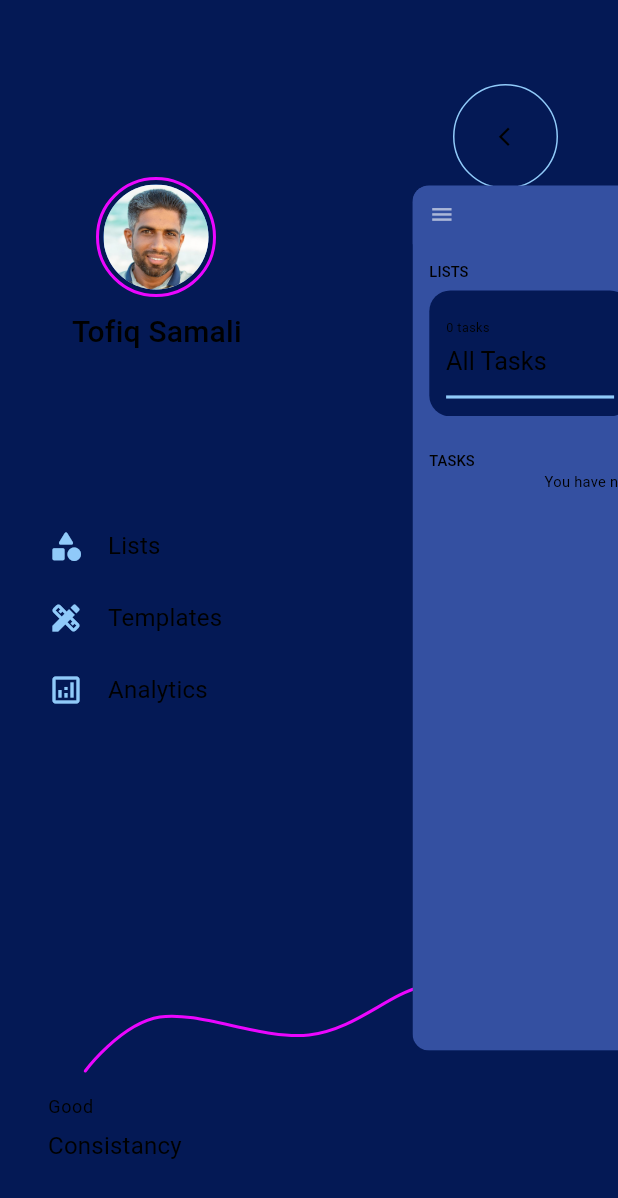
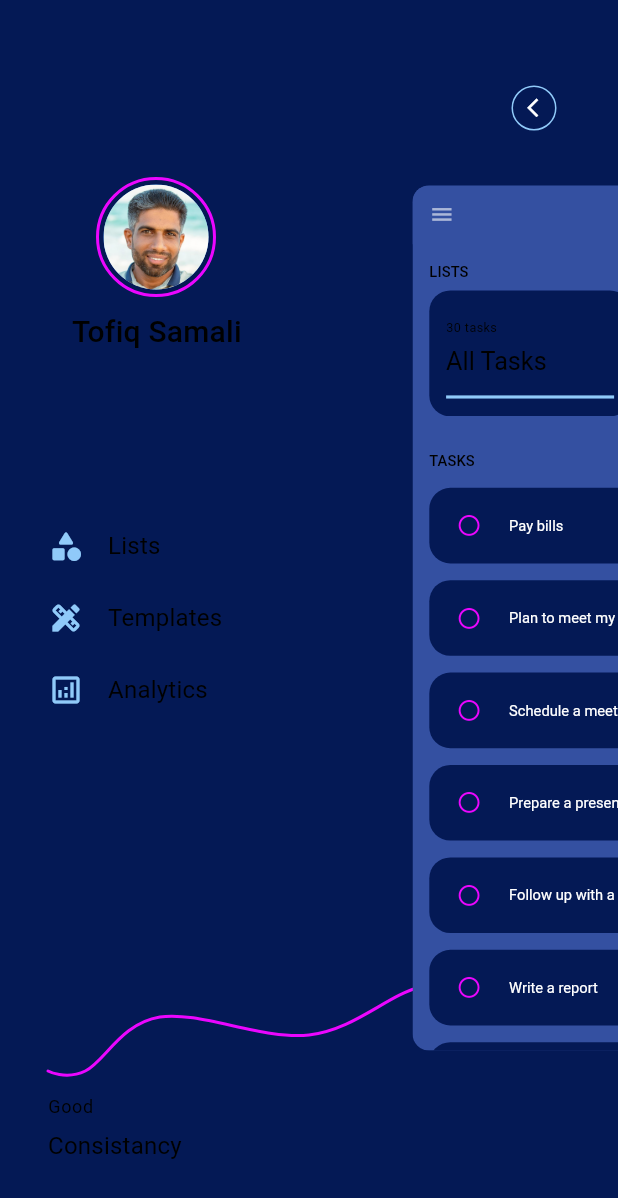
Before and after one commit to tofiqsp/flutter-todo-app, a Flutter app: the screen it shows after launch, after a tap on the "menu" icon, on a phone screen of 412 x 824 dp. Shown: the top 1198 px of the screen. Run offline on Flutter 3.47's test engine with Material 2 defaults, Android fonts, the phone set to English and light mode, and no system bars; drawn by our look-alikes of fl_chart, flutter_slidable, flutter_zoom_drawer; our stand-ins replace flutter_secure_storage, freezed_annotation, get, google_fonts, sqflite; accounts and stored records are empty.

Commit message:
animate chart and some changes

```diff
--- a/lib/controllers/todo_controller.dart
+++ b/lib/controllers/todo_controller.dart
@@ -7,6 +7,8 @@ class TodoController extends GetxController {
   var numberOfAllTasks = 0.obs;
   var numberOfAllDoneTasks = 0.obs;
   var isLoading = false.obs;
+  final ZoomDrawerController z = ZoomDrawerController();
+  var isData = false.obs;
 
   @override
   void onInit() async {
@@ -17,6 +19,16 @@ class TodoController extends GetxController {
     todos.assignAll(tds);
     filteredTodos.assignAll(tds);
     assignNumberOfTasksToCategories();
+    z.stateNotifier!.addListener(
+      () {
+        if (z.stateNotifier!.value == DrawerState.open ||
+            z.stateNotifier!.value == DrawerState.closing) {
+          isData.value = true;
+        } else {
+          isData.value = false;
+        }
+      },
+    );
     super.onInit();
   }
 
@@ -68,8 +80,10 @@ class TodoController extends GetxController {
     todos.insert(0, todo);
     filteredTodos.insert(0, todo);
     numberOfAllTasks.value += 1;
-    categories[i] =
-        categories[i].copyWith(numberOfTasks: categories[i].numberOfTasks! + 1);
+    if (i > -1) {
+      categories[i] = categories[i]
+          .copyWith(numberOfTasks: categories[i].numberOfTasks! + 1);
+    }
   }
 
   Future<void> insertRandomTodo() async {
@@ -120,8 +134,168 @@ class TodoController extends GetxController {
       ),
     ];
     for (var cat in cats) {
-      insertCategory(cat);
+      await insertCategory(cat);
     }
+  }
+
+  Future<void> insertDefaultTodos() async {
+    var cats = await getCategories();
+    List<Todo> todos = [
+      Todo(
+        isDone: false,
+        title: 'Pay bills',
+        category: cats[0],
+      ),
+      Todo(
+        isDone: false,
+        title: 'Call family member',
+        category: cats[0],
+      ),
+      Todo(
+        isDone: false,
+        title: 'Organize closet',
+        category: cats[0],
+      ),
+      Todo(
+        isDone: false,
+        title: 'Plan vacation',
+        category: cats[0],
+      ),
+      Todo(
+        isDone: false,
+        title: 'Get a haircut',
+        category: cats[0],
+      ),
+      Todo(
+        isDone: false,
+        title: 'Read a book',
+        category: cats[0],
+      ),
+      Todo(
+        isDone: false,
+        title: 'Go grocery shopping',
+        category: cats[0],
+      ),
+      Todo(
+        isDone: false,
+        title: 'Take the dog for a walk',
+        category: cats[0],
+      ),
+      Todo(
+        isDone: false,
+        title: 'Watch a movie',
+        category: cats[0],
+      ),
+      Todo(
+        isDone: false,
+        title: 'Plan to meet my darling',
+        category: cats[0],
+      ),
+      Todo(
+        isDone: false,
+        title: 'Schedule a meeting',
+        category: cats[1],
+      ),
+      Todo(
+        isDone: false,
+        title: 'Prepare a presentation',
+        category: cats[1],
+      ),
+      Todo(
+        isDone: false,
+        title: 'Follow up with a client',
+        category: cats[1],
+      ),
+      Todo(
+        isDone: false,
+        title: 'Write a report',
+        category: cats[1],
+      ),
+      Todo(
+        isDone: false,
+        title: 'Research a new market',
+        category: cats[1],
+      ),
+      Todo(
+        isDone: false,
+        title: 'Attend a networking event',
+        category: cats[1],
+      ),
+      Todo(
+        isDone: false,
+        title: 'Update social media profiles',
+        category: cats[1],
+      ),
+      Todo(
+        isDone: false,
+        title: 'Plan a team building event',
+        category: cats[1],
+      ),
+      Todo(
+        isDone: false,
+        title: 'Review financials',
+        category: cats[1],
+      ),
+      Todo(
+        isDone: false,
+        title: 'Schedule a performance review',
+        category: cats[1],
+      ),
+      Todo(
+        isDone: false,
+        title: 'Go for a run',
+        category: cats[2],
+      ),
+      Todo(
+        isDone: false,
+        title: 'Do a yoga class',
+        category: cats[2],
+      ),
+      Todo(
+        isDone: false,
+        title: 'Lift weights',
+        category: cats[2],
+      ),
+      Todo(
+        isDone: false,
+        title: 'Go for a swim',
+        category: cats[2],
+      ),
+      Todo(
+        isDone: false,
+        title: 'Take a cycling class',
+        category: cats[2],
+      ),
+      Todo(
+        isDone: false,
+        title: 'Hike a trail',
+        category: cats[2],
+      ),
+      Todo(
+        isDone: false,
+        title: 'Do a bodyweight workout',
+        category: cats[2],
+      ),
+      Todo(
+        isDone: false,
+        title: 'Attend a dance class',
+        category: cats[2],
+      ),
+      Todo(
+        isDone: false,
+        title: 'Play a sport',
+        category: cats[2],
+      ),
+      Todo(
+        isDone: false,
+        title: 'Take a martial arts class',
+        category: cats[2],
+      ),
+    ];
+    for (var todo in todos) {
+      await insertTodo(todo);
+    }
+    assignNumberOfTasksToCategories();
   }
 
   Future<void> deleteCategory(Category category) async {
--- a/lib/main.dart
+++ b/lib/main.dart
@@ -1,3 +1,4 @@
+import 'package:flutter/services.dart';
 import 'package:todo/todo.dart';
 
 // ignore: prefer_typing_uninitialized_variables
@@ -5,6 +6,7 @@ late Database database;
 
 void main() async {
   WidgetsFlutterBinding.ensureInitialized();
+
   database = await openDatabase(
     join(await getDatabasesPath(), 'todo_database.db'),
     onCreate: (db, version) async {
@@ -26,12 +28,11 @@ void main() async {
   // debugPrint('${a.runtimeType}');
   if (a == 'false' || a == null) {
     await TodoController().insertDefaultCategories();
+    await TodoController().insertDefaultTodos();
     await storageController.write('isCategoriesCreated', 'true');
   }
   runApp(const MyApp());
 }
-
-final ZoomDrawerController z = ZoomDrawerController();
 
 class MyApp extends StatelessWidget {
   const MyApp({Key? key}) : super(key: key);
@@ -40,9 +41,19 @@ class MyApp extends StatelessWidget {
   Widget build(BuildContext context) {
     return GetMaterialApp(
       debugShowCheckedModeBanner: false,
-      title: 'Flutter Demo',
+      routingCallback: (value) {
+        SystemChrome.setSystemUIOverlayStyle(
+          SystemUiOverlayStyle(
+            statusBarIconBrightness: Brightness.dark,
+            systemNavigationBarIconBrightness: Brightness.dark,
+            statusBarColor: Get.theme.backgroundColor,
+            systemNavigationBarColor: Get.theme.backgroundColor,
+          ),
+        );
+      },
+      title: 'Todoix',
       theme: themeDark,
-      home: const Discovery(),
+      home: Discovery(),
     );
   }
 }
--- a/lib/ui/category/add_category.dart
+++ b/lib/ui/category/add_category.dart
@@ -18,13 +18,13 @@ class AddCategory extends StatelessWidget {
           Align(
             alignment: Alignment.bottomCenter,
             child: Container(
-              margin: EdgeInsets.only(bottom: 24),
+              margin: EdgeInsets.only(bottom: 16, right: 16, left: 16),
               child: Form(
                 key: formKey,
                 child: EtFormField(
                   autofocus: true,
                   controller: addCategoryController.category,
-                  labelText: 'List',
+                  labelText: 'List title',
                   validator: (value) =>
                       value!.isEmpty ? 'You have to enter a task first.' : null,
                   onChange: (value) {},
--- a/lib/ui/discovery/discovery.dart
+++ b/lib/ui/discovery/discovery.dart
@@ -1,13 +1,14 @@
 import 'package:todo/todo.dart';
 
 class Discovery extends StatelessWidget {
-  const Discovery({Key? key}) : super(key: key);
+  Discovery({Key? key}) : super(key: key);
 
   @override
   Widget build(BuildContext context) {
     TodoController todoController = Get.put(TodoController());
+
     return ZoomDrawer(
-      controller: z,
+      controller: todoController.z,
       menuBackgroundColor: Theme.of(context).canvasColor,
       angle: 0,
       menuScreen: const MenuScreen(),
@@ -45,7 +46,11 @@ class Discovery extends StatelessWidget {
         ),
         floatingActionButton: FloatingActionButton(
           onPressed: () {
-            Get.to(() => AddTodo());
+            Get.to(
+              () => AddTodo(),
+              transition: Transition.downToUp,
+              duration: Duration(milliseconds: 250),
+            );
             // final formKey = GlobalKey<FormState>();
             // AddTodoController addTodoController = Get.put(AddTodoController());
             // TodoController todoController = Get.put(TodoController());
--- a/lib/ui/discovery/todos_listview.dart
+++ b/lib/ui/discovery/todos_listview.dart
@@ -57,7 +57,7 @@ class TodosListview extends StatelessWidget {
                         onTap: null,
                         title: AnimatedDefaultTextStyle(
                           duration: const Duration(milliseconds: 200),
-                          style: todo.isDone!
+                          style: todo.isDone ?? false
                               ? const TextStyle(
                                   fontStyle: FontStyle.italic,
                                   decoration: TextDecoration.lineThrough,
@@ -73,29 +73,38 @@ class TodosListview extends StatelessWidget {
                           height: 44,
                           child: Center(
                             child: todo.isDone!
-                                ? SizedBox(
-                                    height: 20,
-                                    width: 20,
-                                    child: Stack(
-                                      children: [
-                                        Positioned(
-                                          left: 5,
-                                          top: 5,
-                                          child: Container(
-                                            height: 15,
-                                            width: 15,
-                                            color:
-                                                Theme.of(context).canvasColor,
-                                          ),
-                                        ),
-                                        Icon(
-                                          Icons.check_box,
-                                          color:
-                                              Theme.of(context).backgroundColor,
-                                        ),
-                                      ],
-                                    ),
+                                ? Icon(
+                                    Icons.check_circle,
+                                    // size: 12,
+                                    color: Theme.of(context).primaryColor,
                                   )
+                                // Container(
+                                //     height: 20,
+                                //     width: 20,
+                                //     decoration: BoxDecoration(
+                                //       borderRadius: BorderRadius.circular(15),
+                                //     ),
+                                //     child: Stack(
+                                //       children: [
+                                //         Positioned(
+                                //           left: 5,
+                                //           top: 5,
+                                //           child: Container(
+                                //             height: 15,
+                                //             width: 15,
+                                //             color:
+                                //                 Theme.of(context).canvasColor,
+                                //             child:
+                                //           ),
+                                //         ),
+                                //         Icon(
+                                //           Icons.circle_outlined,
+                                //           color:
+                                //               Theme.of(context).backgroundColor,
+                                //         ),
+                                //       ],
+                                //     ),
+                                //   )
                                 : Icon(
                                     Icons.circle_outlined,
                                     color: Theme.of(context).primaryColor,
--- a/lib/ui/discovery/widgets/add_category_button.dart
+++ b/lib/ui/discovery/widgets/add_category_button.dart
@@ -8,7 +8,11 @@ class AddCategoryButton extends StatelessWidget {
   Widget build(BuildContext context) {
     return GestureDetector(
       onTap: () {
-        Get.to(() => AddCategory());
+        Get.to(
+          () => AddCategory(),
+          transition: Transition.cupertino,
+          duration: Duration(milliseconds: 250),
+        );
       },
       child: Container(
         decoration: BoxDecoration(
--- a/lib/ui/discovery/widgets/discovery_appbar.dart
+++ b/lib/ui/discovery/widgets/discovery_appbar.dart
@@ -20,7 +20,23 @@ class DiscoveryAppbar extends StatelessWidget implements PreferredSizeWidget {
           onPressed: () {
             todoController.deleteDatabase('todo_database.db');
           },
-          icon: const Icon(Icons.notifications_outlined),
+          icon: Stack(
+            children: [
+              Icon(Icons.notifications_outlined),
+              Container(
+                width: 13,
+                height: 13,
+                decoration: BoxDecoration(
+                  borderRadius: BorderRadius.circular(6.5),
+                  color: Colors.redAccent,
+                  border: Border.all(
+                    width: 2.5,
+                    color: Get.theme.backgroundColor,
+                  ),
+                ),
+              ),
+            ],
+          ),
           highlightColor: Colors.transparent,
         ),
       ],
--- a/lib/ui/menu/widgets/back_button_menu.dart
+++ b/lib/ui/menu/widgets/back_button_menu.dart
@@ -13,8 +13,8 @@ class BackButtonMenu extends StatelessWidget {
         },
         highlightColor: Colors.transparent,
         icon: Container(
-          height: 70,
-          width: 70,
+          height: 30,
+          width: 30,
           decoration: BoxDecoration(
             borderRadius: BorderRadius.circular(35),
             // color: Colors.transparent,
@@ -28,6 +28,7 @@ class BackButtonMenu extends StatelessWidget {
             child: Icon(
               Icons.arrow_back_ios,
               size: 15,
+              color: Colors.white,
             ),
           ),
         ),
--- a/lib/ui/menu/widgets/line_chart.dart
+++ b/lib/ui/menu/widgets/line_chart.dart
@@ -5,9 +5,13 @@ class LineChartWidget extends StatelessWidget {
 
   @override
   Widget build(BuildContext context) {
+    TodoController todoController = Get.put(TodoController());
     return SizedBox(
       height: 80,
-      child: LineChart(
+      child: Obx(
+        () => LineChart(
+          swapAnimationCurve: Curves.easeInOut,
+          swapAnimationDuration: Duration(milliseconds: 500),
           LineChartData(
             lineTouchData: LineTouchData(
               handleBuiltInTouches: true,
@@ -55,13 +59,24 @@ class LineChartWidget extends StatelessWidget {
                   show: false,
                   color: Theme.of(context).colorScheme.secondary,
                 ),
-              spots: const [
+                spots: todoController.isData.value
+                    ? <FlSpot>[
+                        FlSpot(0, 0),
                         FlSpot(1, 0),
                         FlSpot(3, 1.8),
                         FlSpot(7, 1.2),
                         FlSpot(10, 2.8),
                         FlSpot(12, 2.6),
                         FlSpot(13, 3.9),
+                      ]
+                    : <FlSpot>[
+                        FlSpot(0, 0),
+                        FlSpot(1, 0),
+                        FlSpot(3, 0),
+                        FlSpot(7, 0),
+                        FlSpot(10, 0),
+                        FlSpot(12, 0),
+                        FlSpot(13, 0),
                       ],
               ),
             ],
@@ -71,6 +86,7 @@ class LineChartWidget extends StatelessWidget {
             minY: 0,
           ),
         ),
+      ),
     );
   }
 }
```
Lines whose indentation alone changed are shown as unchanged.
